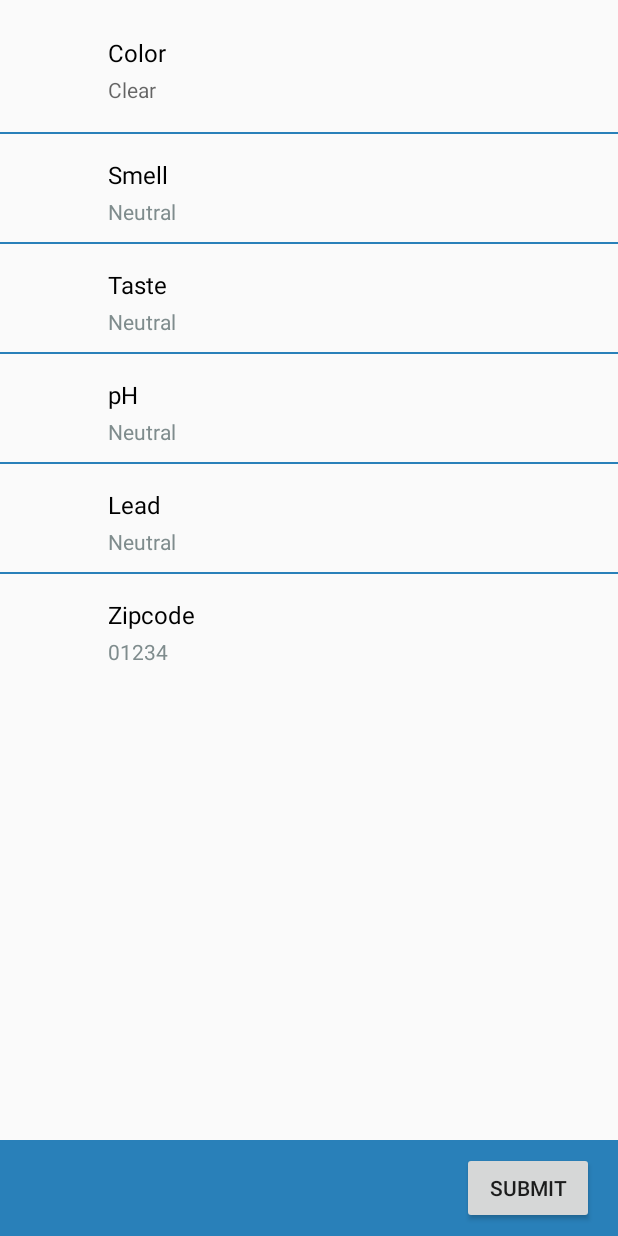
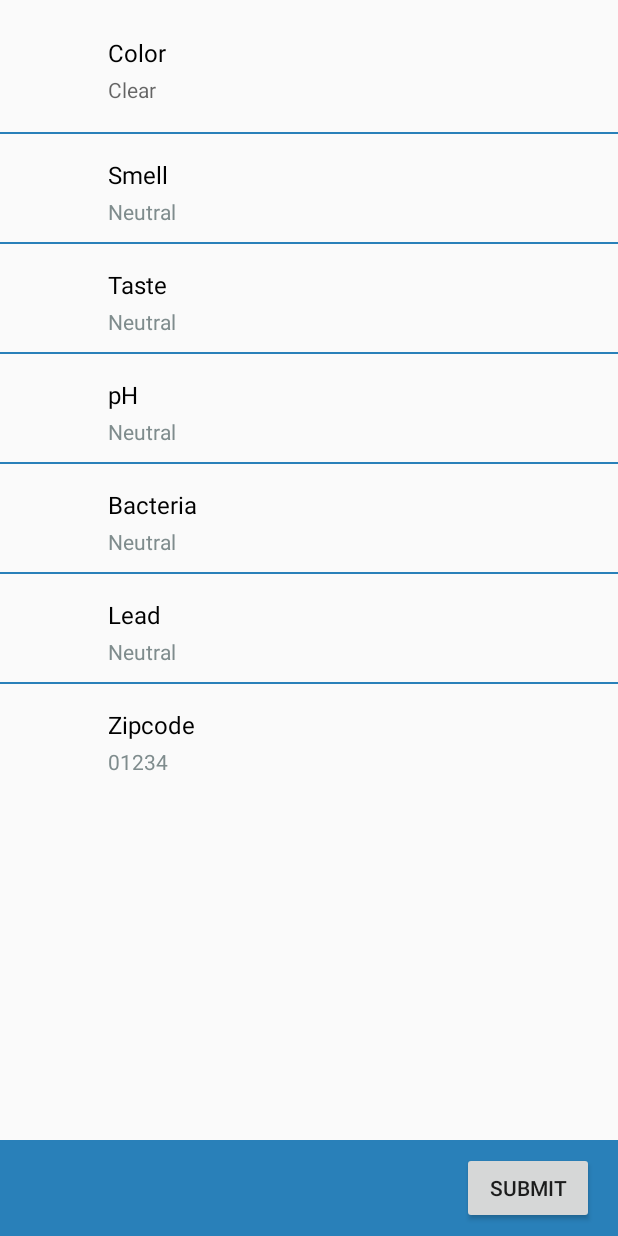
Before and after one commit to PeterMitrano/Watr, an Android app: the ReportActivity screen opened directly, with no data from a screen before it, on a phone screen of 412 x 824 dp. Run offline under Robolectric (Android 15) with nearby library versions, the phone set to English and light mode, and no system bars; libraries missing offline, so code that uses them is left out: org.adw.library.

Commit message:
Finished and submitted!

```diff
--- a/android_app/Watr/app/build.gradle
+++ b/android_app/Watr/app/build.gradle
@@ -32,4 +32,5 @@ dependencies {
     compile 'com.android.support:support-v4:23.1.1'
     compile 'com.google.android.gms:play-services:8.4.0'
     compile 'com.google.code.gson:gson:2.2.4'
+    compile 'org.adw.library:discrete-seekbar:1.0.1'
 }
--- a/android_app/Watr/app/src/main/java/watr/hack/watr/AsyncPoster.java
+++ b/android_app/Watr/app/src/main/java/watr/hack/watr/AsyncPoster.java
@@ -46,7 +46,7 @@ public class AsyncPoster extends AsyncTask<Void, Void, Boolean> {
         postData = report.getBody().toString().getBytes(StandardCharsets.UTF_8);
         int postDataLength = postData.length;
 
-        String requestURL = "http://httpbin.org/post";
+        String requestURL = "http://ec2-54-175-180-102.compute-1.amazonaws.com:3000/reports";
 
         try {
             URL url = new URL(requestURL);
--- a/android_app/Watr/app/src/main/java/watr/hack/watr/Report.java
+++ b/android_app/Watr/app/src/main/java/watr/hack/watr/Report.java
@@ -25,8 +25,6 @@ public class Report {
 
     private List<ReportEntry> entries;
     private ReportEntry zipcodeEntry;
-    public double longitude;
-    public double latitude;
 
     public Report(Activity activity, Resources res, FragmentManager fragmentManager) {
         ChoosableReportEntry smell = new ChoosableReportEntry("Smell",
@@ -45,11 +43,15 @@ public class Report {
                 (TextView) activity.findViewById(R.id.selectColorValue));
 
         SliderReportEntry ph = new SliderReportEntry("pH",
-                fragmentManager, "ppm", 14, 1,
+                fragmentManager, "", 14, 1,
                 (TextView) activity.findViewById(R.id.selectpHValue));
 
+        SliderReportEntry bacteria = new SliderReportEntry("Bacteria",
+                fragmentManager, " parts per billion", 100, 1,
+                (TextView) activity.findViewById(R.id.selectLeadValue));
+
         SliderReportEntry lead = new SliderReportEntry("Lead",
-                fragmentManager, "ppm", 1000, 1,
+                fragmentManager, " parts per billion", 20, 1,
                 (TextView) activity.findViewById(R.id.selectLeadValue));
 
         zipcodeEntry = new TextReportEntry("Zipcode", fragmentManager,
@@ -70,6 +72,9 @@ public class Report {
         LinearLayout leadItem = (LinearLayout) activity.findViewById(R.id.selectLeadItem);
         leadItem.setOnClickListener(lead);
 
+        LinearLayout bacteriaItem = (LinearLayout) activity.findViewById(R.id.selectBacteriaItem);
+        bacteriaItem.setOnClickListener(bacteria);
+
         LinearLayout zipcodeItem = (LinearLayout) activity.findViewById(R.id.selectZipcodeItem);
         zipcodeItem.setOnClickListener(zipcodeEntry);
 
@@ -79,13 +84,6 @@ public class Report {
         entries.add(color);
         entries.add(ph);
         entries.add(lead);
-    }
-
-    public Report(JsonObject json) {
-        JsonObject pos = json.getAsJsonObject("position");
-        JsonArray coords = pos.getAsJsonArray("coordinates");
-        latitude = coords.get(0).getAsDouble();
-        longitude = coords.get(1).getAsDouble();
     }
 
     /**
--- a/android_app/Watr/app/src/main/java/watr/hack/watr/ReportEntry.java
+++ b/android_app/Watr/app/src/main/java/watr/hack/watr/ReportEntry.java
@@ -110,7 +110,8 @@ class SliderReportEntry extends ReportEntry implements SliderDialog.SliderListen
 
     @Override
     public void onSliderComplete(int value) {
-        label.setText("" +value);
-        this.value = value;
+        double v = value/4000.0;
+        label.setText("" +v);
+        this.value = v;
     }
 }
--- a/android_app/Watr/app/src/main/java/watr/hack/watr/SliderDialog.java
+++ b/android_app/Watr/app/src/main/java/watr/hack/watr/SliderDialog.java
@@ -9,13 +9,14 @@ import android.view.LayoutInflater;
 import android.view.View;
 import android.view.ViewGroup;
 import android.widget.EditText;
-import android.widget.SeekBar;
 import android.widget.TextView;
+
+import org.adw.library.widgets.discreteseekbar.DiscreteSeekBar;
 
 public class SliderDialog extends DialogFragment {
 
     private SliderListener mListener;
-    private SeekBar seekbar;
+    private DiscreteSeekBar seekbar;
     private TextView label;
 
     public interface SliderListener {
@@ -35,11 +36,10 @@ public class SliderDialog extends DialogFragment {
         int unit = getArguments().getInt("unit");
         String units = getArguments().getString("units");
         View layout = inflater.inflate(R.layout.slider_dialog, null);
-        seekbar = (SeekBar) layout.findViewById(R.id.seekbar);
+        seekbar = (DiscreteSeekBar) layout.findViewById(R.id.seekbar);
         seekbar.setMax(max);
-        seekbar.incrementProgressBy(unit);
         label = (TextView) layout.findViewById(R.id.seekbar_label);
-        label.setText(getArguments().getString("label"));
+        label.setText(getArguments().getString("label") + units);
 
         builder.setView(layout);
         builder.setPositiveButton("OK", new DialogInterface.OnClickListener() {
--- a/android_app/Watr/app/src/main/res/layout/activity_report.xml
+++ b/android_app/Watr/app/src/main/res/layout/activity_report.xml
@@ -8,7 +8,8 @@
 
     <ScrollView
         android:layout_width="fill_parent"
-        android:layout_height="wrap_content">
+        android:layout_height="fill_parent"
+        android:layout_marginBottom="56dp">
 
         <LinearLayout
             android:id="@+id/linearLayout"
@@ -138,6 +139,36 @@
 
             <LinearLayout
 
+                android:id="@+id/selectBacteriaItem"
+                android:layout_width="match_parent"
+                android:layout_height="72dp"
+                android:orientation="vertical">
+
+                <TextView
+                    android:id="@+id/selectBacteriaLabel"
+                    android:layout_width="match_parent"
+                    android:layout_height="wrap_content"
+                    android:paddingLeft="72dp"
+                    android:paddingTop="16dp"
+                    android:text="Bacteria"
+                    android:textColor="@android:color/black"
+                    android:textSize="16sp"/>
+
+                <TextView
+                    android:id="@+id/selectBacteriaValue"
+                    android:layout_width="match_parent"
+                    android:layout_height="wrap_content"
+                    android:paddingBottom="4dp"
+                    android:paddingLeft="72dp"
+                    android:paddingTop="4dp"
+                    android:text="Neutral"
+                    android:textColor="@color/gray"
+                    android:textSize="14sp"/>
+
+            </LinearLayout>
+
+            <LinearLayout
+
                 android:id="@+id/selectLeadItem"
                 android:layout_width="match_parent"
                 android:layout_height="72dp"
```
Also changed, not shown: android_app/Watr/app/src/main/java/watr/hack/watr/AsyncRequester.java (+6 -6 lines), android_app/Watr/app/src/main/java/watr/hack/watr/JSONReport.java (added, +24 -0 lines), android_app/Watr/app/src/main/java/watr/hack/watr/Main.java (+3 -7 lines), android_app/Watr/app/src/main/res/layout/slider_dialog.xml (+3 -4 lines), 2 other files.
